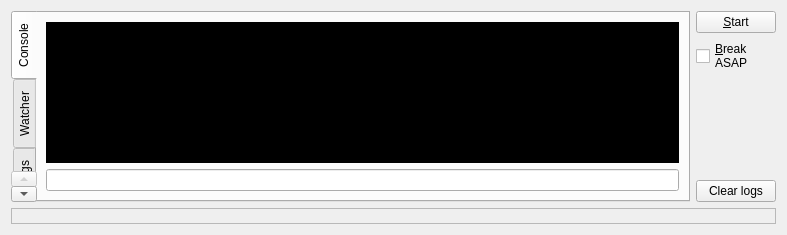
Old version of the form plugins/debugger/DebuggerWidget.ui in the repository mupuf/arduide.
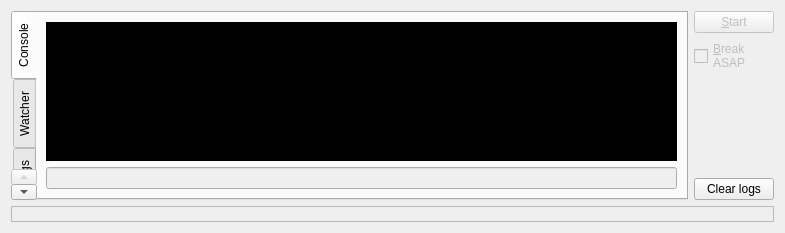
New version of the form. Custom widgets are drawn as their Qt base class.

What changed in the file:
```diff
--- a/plugins/debugger/DebuggerWidget.ui
+++ b/plugins/debugger/DebuggerWidget.ui
@@ -6,8 +6,8 @@
    <rect>
     <x>0</x>
     <y>0</y>
-    <width>787</width>
-    <height>235</height>
+    <width>785</width>
+    <height>233</height>
    </rect>
   </property>
   <property name="windowTitle">
@@ -39,7 +39,11 @@
             </widget>
            </item>
            <item>
-            <widget class="QLineEdit" name="commandEdit"/>
+            <widget class="QLineEdit" name="commandEdit">
+             <property name="enabled">
+              <bool>false</bool>
+             </property>
+            </widget>
            </item>
           </layout>
          </widget>
@@ -137,6 +141,9 @@
         <layout class="QVBoxLayout" name="verticalLayout_2">
          <item>
           <widget class="QPushButton" name="pushStartStop">
+           <property name="enabled">
+            <bool>false</bool>
+           </property>
            <property name="text">
             <string>&amp;Start</string>
            </property>
@@ -144,6 +151,9 @@
          </item>
          <item>
           <widget class="QCheckBox" name="checkBreak">
+           <property name="enabled">
+            <bool>false</bool>
+           </property>
            <property name="text">
             <string>&amp;Break
 ASAP</string>
```
